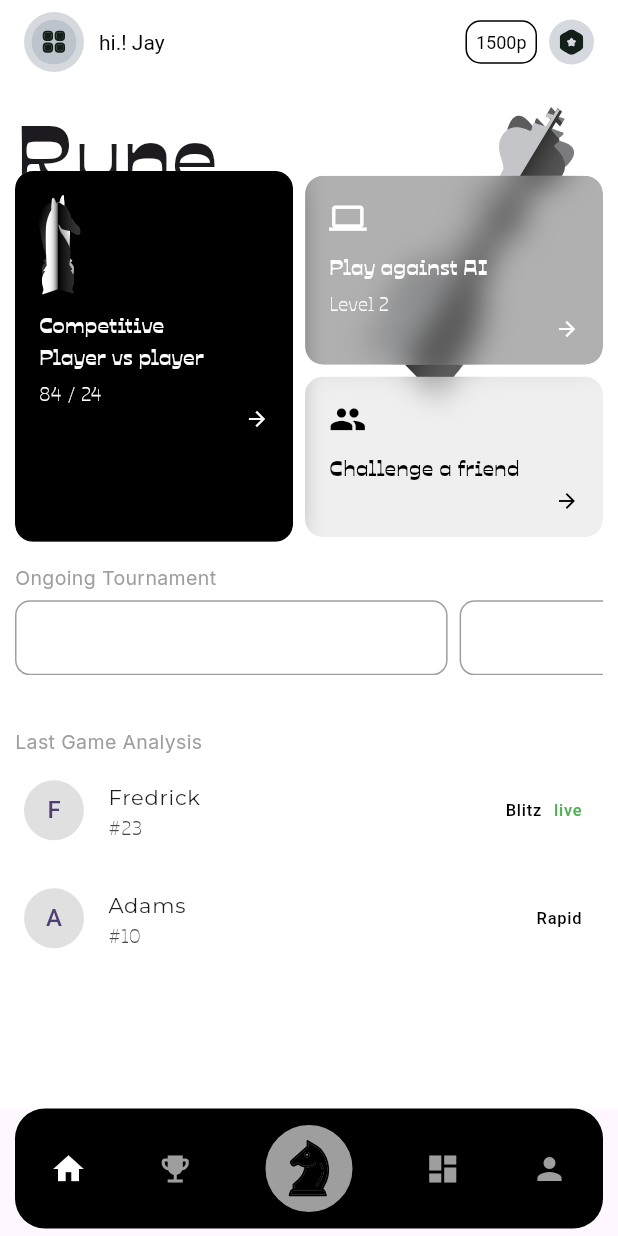
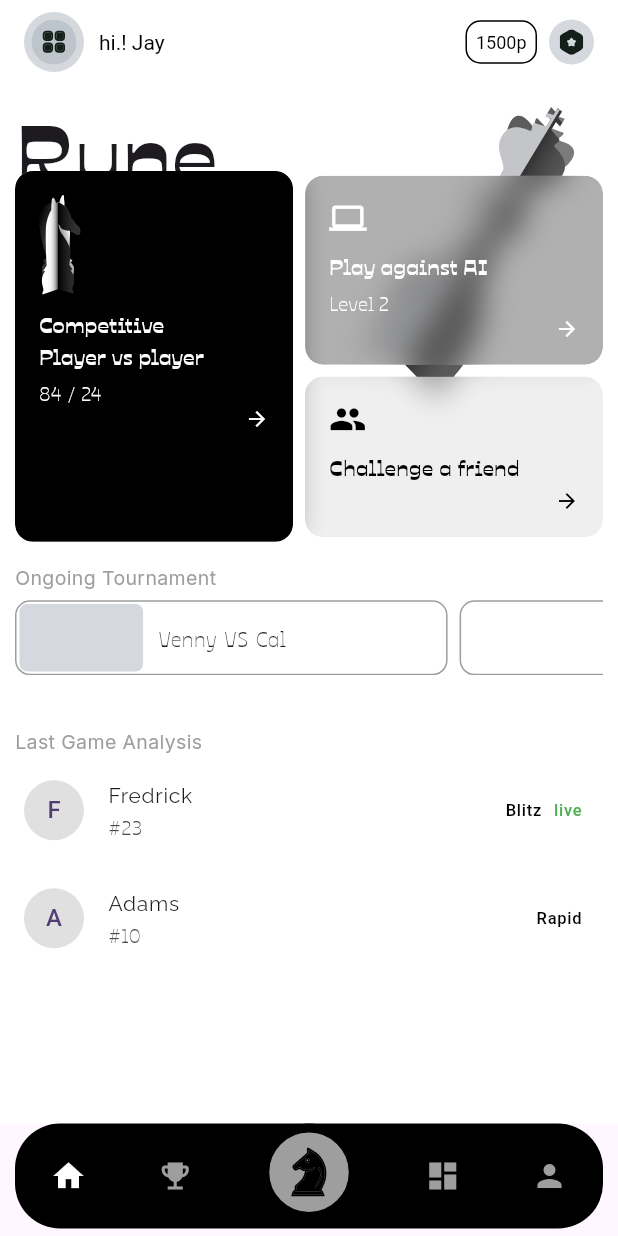
Before and after one commit to Cyphers-Guild/Rune_mobile_app, a Flutter app: the screen it shows after launch, after a tap on "Continue as guest", on a phone screen of 412 x 824 dp. Run offline on Flutter 3.47's test engine with Material 3 defaults, Android fonts, the light colour scheme and no system bars; our stand-ins replace flutter_svg, get_it, google_fonts.

Commit message:
updated bottom nav

```diff
--- a/lib/imports.dart
+++ b/lib/imports.dart
@@ -8,7 +8,7 @@ export 'package:rune/ui/onboarding/Username.dart';
 export 'package:rune/ui/onboarding/selectAvatar.dart';
 export 'package:rune/ui/onboarding/selectLevel.dart';
 export 'package:rune/ui/views/BottomNav.dart';
-export 'package:rune/ui/onboarding/selectWallet.dart';
+export 'package:rune/ui/onboarding/welcome.dart';
 
 //? widgets
 export 'package:rune/widgets/Button.dart';
--- a/lib/main.dart
+++ b/lib/main.dart
@@ -24,20 +24,20 @@ class MyApp extends StatelessWidget {
       theme: ThemeData(
           colorScheme: ColorScheme.fromSeed(seedColor: Colors.deepPurple),
           useMaterial3: true,
-          bottomNavigationBarTheme: BottomNavigationBarThemeData(
+          bottomNavigationBarTheme: const BottomNavigationBarThemeData(
             backgroundColor: Colors.black,
           ),
           textTheme: TextTheme(
-              bodyLarge: GoogleFonts.montserrat(color: kTextColor),
-              bodySmall: GoogleFonts.montserrat(color: kTextColor),
-              bodyMedium: TextStyle(fontFamily: 'Ojuju'))),
+              bodyLarge: GoogleFonts.raleway(color: kTextColor),
+              bodySmall: GoogleFonts.raleway(color: kTextColor),
+              bodyMedium: const TextStyle(fontFamily: 'Ojuju'))),
       home: const SplashScreen(),
       routes: {
         'loginScreen': (context) => const LoginScreen(),
         'selectAvatar': (context) => const SelectAvatar(),
         'userName': (context) => const Username(),
         'selectLevel': (context) => const SelectLevel(),
-        'selectWallet': (context) => const SelectWallet(),
+        'selectWallet': (context) => const Welcome(),
         'home': (context) => const BottomNav(),
         'gameboard': (context) => GameBoard()
       },
--- a/lib/ui/onboarding/LoginScreen.dart
+++ b/lib/ui/onboarding/LoginScreen.dart
@@ -2,6 +2,7 @@ import 'package:flutter_svg/svg.dart';
 import 'package:rune/imports.dart';
 
 import 'package:rune/widgets/backgroundWidget.dart';
+import 'package:rune/widgets/select_wallet_modal.dart';
 
 class LoginScreen extends StatelessWidget {
   const LoginScreen({super.key});
@@ -22,7 +23,7 @@ class LoginScreen extends StatelessWidget {
           50.0.sbH,
           Button(
             text: 'Connect a wallet',
-            action: () => Navigator.pushNamed(context, 'userName'),
+            action: () => showWalletDialog(context),
           ),
           20.0.sbH,
           Button(
--- a/lib/ui/views/BottomNav.dart
+++ b/lib/ui/views/BottomNav.dart
@@ -42,14 +42,15 @@ class _BottomNavState extends State<BottomNav> {
           Padding(
             padding: const EdgeInsets.symmetric(horizontal: 10.0),
             child: Container(
-              height: 80,
+              height: 70,
               margin: const EdgeInsets.only(bottom: 5),
               decoration: BoxDecoration(
                 color: Colors.black, // Background color of navbar
-                borderRadius: BorderRadius.circular(20),
+                borderRadius: BorderRadius.circular(30),
               ),
               child: Row(
                 mainAxisAlignment: MainAxisAlignment.spaceAround,
+                crossAxisAlignment: CrossAxisAlignment.center,
                 children: <Widget>[
                   _buildNavItem(Icons.home, 0),
                   _buildNavItem(Icons.emoji_events, 1),
@@ -67,8 +68,8 @@ class _BottomNavState extends State<BottomNav> {
             child: GestureDetector(
               onTap: () => _onItemTapped(2), // Center button index
               child: Container(
-                height: 70,
-                width: 70,
+                height: 65,
+                width: 65,
                 padding: const EdgeInsets.all(10),
                 decoration: BoxDecoration(
                   color: Colors.grey, // Center button color
--- a/lib/ui/views/main/home.dart
+++ b/lib/ui/views/main/home.dart
@@ -151,6 +151,29 @@ class Home extends StatelessWidget {
                               borderRadius: BorderRadius.circular(10)),
                           height: 50,
                           width: mediaQuery(context).width * 0.7,
+                          child: Row(
+                            children: [
+                              Container(
+                                margin: EdgeInsets.only(left: 2, right: 10),
+                                height: 45,
+                                width: mediaQuery(context).width * 0.2,
+                                decoration: BoxDecoration(
+                                    color: kBorderGray,
+                                    borderRadius: BorderRadius.circular(5)),
+                              ),
+                              Row(
+                                mainAxisAlignment:
+                                    MainAxisAlignment.spaceAround,
+                                children: [
+                                  Text('Venny'),
+                                  5.0.sbW,
+                                  Text('VS'),
+                                  5.0.sbW,
+                                  Text('Cal'),
+                                ],
+                              )
+                            ],
+                          ),
                         ),
                         const SizedBox(width: 8),
                         Container(
--- a/lib/widgets/Button.dart
+++ b/lib/widgets/Button.dart
@@ -26,10 +26,8 @@ class Button extends StatelessWidget {
         },
         child: Text(
           text,
-          style: TextStyle(
-              fontFamily: 'Ojuju',
-              color: Colors.white,
-              fontWeight: FontWeight.w700),
+          style: GoogleFonts.raleway(
+              color: Colors.white, fontWeight: FontWeight.w700),
         ));
   }
 }
```
Also changed, not shown: lib/ui/onboarding/Username.dart (+12 -3 lines), lib/ui/onboarding/selectLevel.dart (+19 -6 lines), lib/ui/onboarding/welcome.dart (renamed from lib/ui/onboarding/selectWallet.dart, +14 -11 lines), lib/widgets/select_wallet_modal.dart (added, +93 -0 lines), assets/images/coinbase-coin-seeklogo.svg (added), assets/images/coinbase.png (added), assets/images/metamask.png (added), assets/images/phantom.png (added), assets/svgs/bishop.svg, assets/svgs/knight.svg, assets/svgs/queen.svg, assets/svgs/rook.svg.
